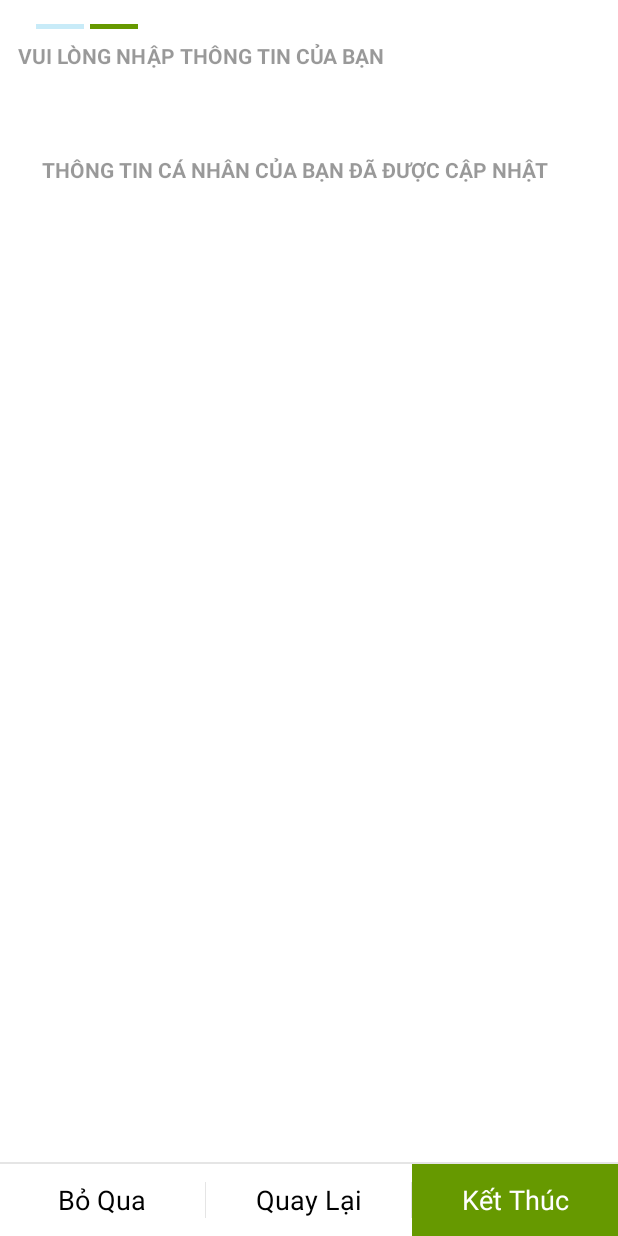
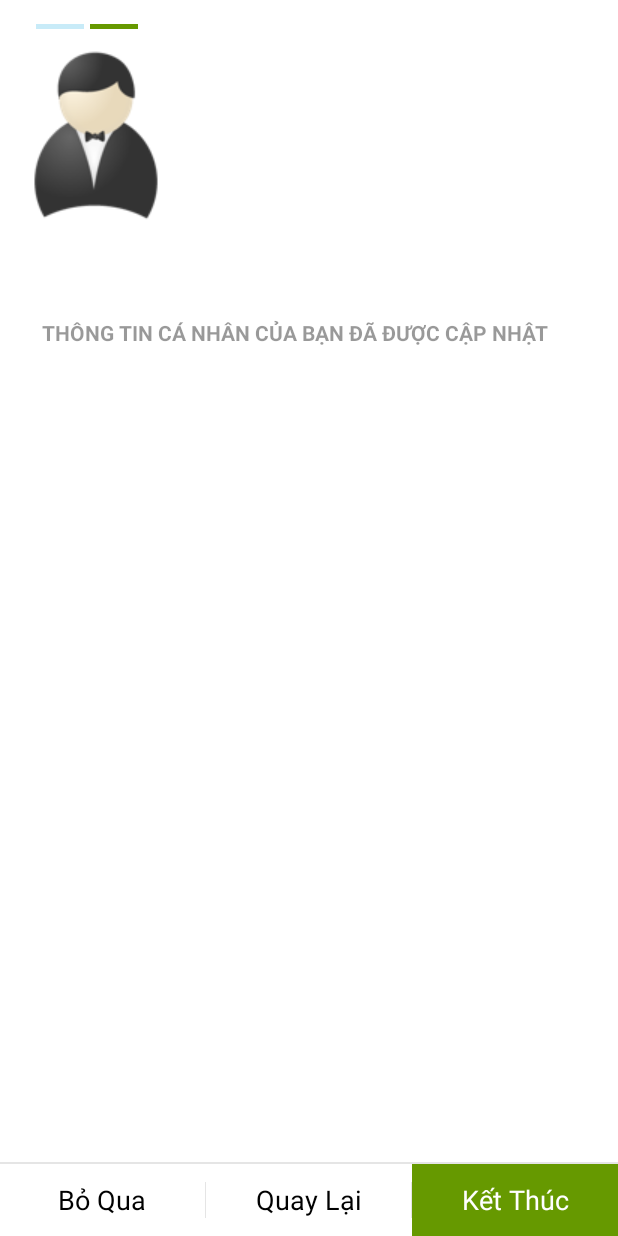
Before and after one commit to MinhNKB/ebutler-capstone-project, an Android app: the UserInfoFormFragment screen opened directly, with no data from a screen before it, after a tap on "Tiếp Tục", on a phone screen of 412 x 824 dp. Run offline under Robolectric (Android 15) with nearby library versions, the phone set to English and light mode, and no system bars; pictures from the network do not load; 1 other tap on this screen came first.

Commit message:
Add butler_placeholder image and rearrange butler textspeechs and image. Now butler image will stay on top of the wizard. Each fragment load will contain a unique text speech instance of the butler.

```diff
--- a/app/src/main/java/com/guardian/ebutler/ebutler/FinishWizardActivity.java
+++ b/app/src/main/java/com/guardian/ebutler/ebutler/FinishWizardActivity.java
@@ -1,9 +1,9 @@
 package com.guardian.ebutler.ebutler;
 
-import android.support.v7.app.AppCompatActivity;
+import android.app.Activity;
 import android.os.Bundle;
 
-public class FinishWizardActivity extends AppCompatActivity {
+public class FinishWizardActivity extends Activity {
 
     @Override
     protected void onCreate(Bundle savedInstanceState) {
--- a/app/src/main/java/com/guardian/ebutler/ebutler/InfoDeclinedActivity.java
+++ b/app/src/main/java/com/guardian/ebutler/ebutler/InfoDeclinedActivity.java
@@ -1,9 +1,9 @@
 package com.guardian.ebutler.ebutler;
 
-import android.support.v7.app.AppCompatActivity;
+import android.app.Activity;
 import android.os.Bundle;
 
-public class InfoDeclinedActivity extends AppCompatActivity {
+public class InfoDeclinedActivity extends Activity {
 
     @Override
     protected void onCreate(Bundle savedInstanceState) {
--- a/app/src/main/java/com/guardian/ebutler/ebutler/InfoRequestActivity.java
+++ b/app/src/main/java/com/guardian/ebutler/ebutler/InfoRequestActivity.java
@@ -1,14 +1,14 @@
 package com.guardian.ebutler.ebutler;
 
 import android.content.Intent;
-import android.support.v7.app.AppCompatActivity;
+import android.app.Activity;
 import android.os.Bundle;
 import android.view.View;
 import android.widget.Button;
 
 import com.guardian.ebutler.ebutler.wizard.UserWizardActivity;
 
-public class InfoRequestActivity extends AppCompatActivity {
+public class InfoRequestActivity extends Activity {
 
     private Button mOkButton;
     private Button mDeclButton;
--- a/app/src/main/java/com/guardian/ebutler/ebutler/wizard/UserWizardActivity.java
+++ b/app/src/main/java/com/guardian/ebutler/ebutler/wizard/UserWizardActivity.java
@@ -51,7 +51,6 @@ public class UserWizardActivity extends FragmentActivity implements
     private Button mDeclButton;
     private Button mNextButton;
     private Button mPrevButton;
-    private TextView mButlerSpeech;
 
     private List<Page> mCurrentPageSequence;
     private StepPagerStrip mStepPagerStrip;
@@ -65,8 +64,6 @@ public class UserWizardActivity extends FragmentActivity implements
         }
 
         mWizardModel.registerListener(this);
-
-        mButlerSpeech = (TextView) findViewById(R.id.wizard_butler_speechtext);
 
         mPagerAdapter = new MyPagerAdapter(getSupportFragmentManager());
         mPager = (ViewPager) findViewById(R.id.pager);
@@ -192,11 +189,6 @@ public class UserWizardActivity extends FragmentActivity implements
         dg.show(getSupportFragmentManager(), "place_order_dialog");
     }
 
-    //TODO:(nthoang/task1) Butler Speech manipulator method in the Info Wizard
-    private void updateButlerSpeech(String newspeech) {
-        mButlerSpeech.setText(newspeech);
-    }
-
     @Override
     public void onPageTreeChanged() {
         mCurrentPageSequence = mWizardModel.getCurrentPageSequence();
@@ -205,11 +197,6 @@ public class UserWizardActivity extends FragmentActivity implements
         mPagerAdapter.notifyDataSetChanged();
         updateBottomBar();
 
-        //TODO:(nthoang/task1) Butler Speech change when we move through the Info Wizard
-        //Zero mapped to the first wizard page
-        if (mPager.getCurrentItem() == 0) {
-            updateButlerSpeech(getString(R.string.butler_personalinfo_prompt));
-        }
     }
 
     private void updateBottomBar() {
--- a/app/src/main/java/com/guardian/ebutler/ebutler/wizard/ui/FinishWizardFragment.java
+++ b/app/src/main/java/com/guardian/ebutler/ebutler/wizard/ui/FinishWizardFragment.java
@@ -40,7 +40,7 @@ public class FinishWizardFragment extends Fragment implements ModelCallbacks {
     public View onCreateView(LayoutInflater inflater, ViewGroup container,
                              Bundle savedInstanceState) {
         View rootView = inflater.inflate(R.layout.fragment_page_simple_info, container, false);
-        ((TextView) rootView.findViewById(R.id.wizard_info_text)).setText(getString(R.string.butler_confirm_personalinfo));
+        ((TextView) rootView.findViewById(R.id.butler_info_text)).setText(getString(R.string.butler_confirm_personalinfo));
 
         return rootView;
     }
--- a/app/src/main/java/com/guardian/ebutler/ebutler/wizard/ui/SimpleInfoFragment.java
+++ b/app/src/main/java/com/guardian/ebutler/ebutler/wizard/ui/SimpleInfoFragment.java
@@ -61,7 +61,7 @@ public class SimpleInfoFragment extends Fragment {
             Bundle savedInstanceState) {
         View rootView = inflater.inflate(R.layout.fragment_page_simple_info, container, false);
         ((TextView) rootView.findViewById(android.R.id.title)).setText(mPage.getTitle());
-        ((TextView) rootView.findViewById(R.id.wizard_info_text)).setText(mPage.getDesc());
+        ((TextView) rootView.findViewById(R.id.butler_info_text)).setText(mPage.getDesc());
 
         return rootView;
     }
--- a/app/src/main/java/com/guardian/ebutler/ebutler/wizard/ui/UserInfoFormFragment.java
+++ b/app/src/main/java/com/guardian/ebutler/ebutler/wizard/ui/UserInfoFormFragment.java
@@ -61,6 +61,8 @@ public class UserInfoFormFragment extends Fragment {
                              Bundle savedInstanceState) {
         View rootView = inflater.inflate(R.layout.fragment_page_userinfo_form, container, false);
         ((TextView) rootView.findViewById(android.R.id.title)).setText(mPage.getTitle());
+
+        ((TextView) rootView.findViewById(R.id.butler_info_text)).setText(getString(R.string.butler_personalinfo_prompt));
 
         mNameField = ((TextView) rootView.findViewById(R.id.wizard_field_name));
         mGenderField = ((Spinner) rootView.findViewById(R.id.wizard_field_gender));
--- a/app/src/main/res/layout/activity_info_request.xml
+++ b/app/src/main/res/layout/activity_info_request.xml
@@ -6,7 +6,11 @@
     android:layout_height="match_parent">
 
 
-    <!--TODO:(nthoang/task1) Butler Image Here -->
+    <!--TODO:(nthoang/task1) Butler Image Here (TEST)-->
+    <ImageView
+        android:layout_width="wrap_content"
+        android:layout_height="wrap_content"
+        android:src="@drawable/butler_placeholder"/>
 
 
     <TextView
--- a/app/src/main/res/layout/activity_user_wizard.xml
+++ b/app/src/main/res/layout/activity_user_wizard.xml
@@ -18,11 +18,11 @@
         android:gravity="left" />
 
 
-    <!--TODO:(nthoang/task1) Butler Image Here -->
-
-
-    <TextView style="@style/WizardFormLabel"
-        android:id="@+id/wizard_butler_speechtext" />
+    <!--TODO:(nthoang/task1) Butler Image Here (TEST)-->
+    <ImageView
+        android:layout_width="wrap_content"
+        android:layout_height="wrap_content"
+        android:src="@drawable/butler_placeholder"/>
 
     <android.support.v4.view.ViewPager
         android:id="@+id/pager"
--- a/app/src/main/res/layout/fragment_page_simple_info.xml
+++ b/app/src/main/res/layout/fragment_page_simple_info.xml
@@ -17,7 +17,7 @@
             android:orientation="vertical">
 
             <TextView style="@style/WizardFormLabel"
-                android:id="@+id/wizard_info_text" />
+                android:id="@+id/butler_info_text" />
 
         </LinearLayout>
     </ScrollView>
--- a/app/src/main/res/layout/fragment_page_userinfo_form.xml
+++ b/app/src/main/res/layout/fragment_page_userinfo_form.xml
@@ -3,6 +3,9 @@
     style="@style/WizardPageContainer">
 
     <TextView style="@style/WizardPageTitle" />
+
+    <TextView style="@style/WizardFormLabel"
+        android:id="@+id/butler_info_text" />
 
     <ScrollView android:layout_width="match_parent"
         android:layout_height="0dp"
```
Also changed, not shown: app/src/main/AndroidManifest.xml (+4 -3 lines), app/src/main/res/layout/activity_finish_wizard.xml (+5 -2 lines), app/src/main/res/layout/activity_info_declined.xml (+5 -2 lines), app/src/main/res/drawable/butler_placeholder.png (added).
